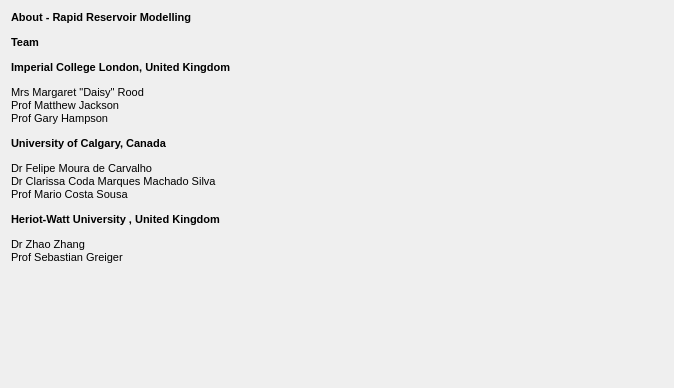
First picture: the form in src/Apps/Controller/About/AboutWidget.ui, repository jdms/rrm, before the edit.
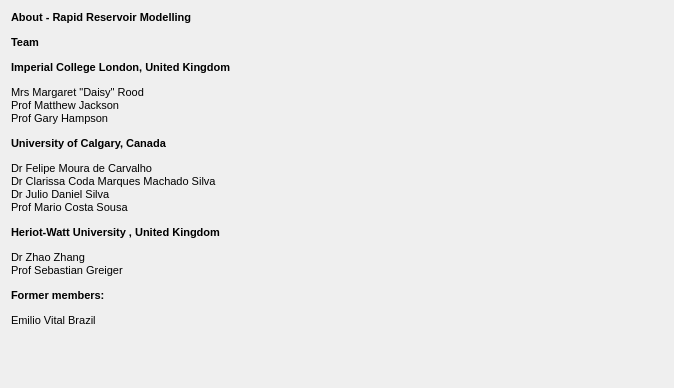
Second picture: the form after the edit. Icons and pictures are not drawn.

The edit to the form file:
```diff
--- a/src/Apps/Controller/About/AboutWidget.ui
+++ b/src/Apps/Controller/About/AboutWidget.ui
@@ -34,16 +34,17 @@
         <string>&lt;!DOCTYPE HTML PUBLIC &quot;-//W3C//DTD HTML 4.0//EN&quot; &quot;http://www.w3.org/TR/REC-html40/strict.dtd&quot;&gt;
 &lt;html&gt;&lt;head&gt;&lt;meta name=&quot;qrichtext&quot; content=&quot;1&quot; /&gt;&lt;style type=&quot;text/css&quot;&gt;
 p, li { white-space: pre-wrap; }
-&lt;/style&gt;&lt;/head&gt;&lt;body style=&quot; font-family:'MS Shell Dlg 2'; font-size:8pt; font-weight:400; font-style:normal;&quot;&gt;
-&lt;p style=&quot; margin-top:12px; margin-bottom:12px; margin-left:0px; margin-right:0px; -qt-block-indent:0; text-indent:0px;&quot;&gt;&lt;span style=&quot; font-weight:600;&quot;&gt;About - Rapid Reservoir Modelling&lt;/span&gt;&lt;/p&gt;
-&lt;p style=&quot; margin-top:12px; margin-bottom:12px; margin-left:0px; margin-right:0px; -qt-block-indent:0; text-indent:0px;&quot;&gt;&lt;span style=&quot; font-weight:600;&quot;&gt;Team&lt;/span&gt;&lt;/p&gt;
-&lt;p style=&quot; margin-top:12px; margin-bottom:12px; margin-left:0px; margin-right:0px; -qt-block-indent:0; text-indent:0px;&quot;&gt;&lt;span style=&quot; font-weight:600;&quot;&gt;Imperial College London, United Kingdom&lt;/span&gt;&lt;/p&gt;
-&lt;p style=&quot; margin-top:12px; margin-bottom:12px; margin-left:0px; margin-right:0px; -qt-block-indent:0; text-indent:0px;&quot;&gt;Mrs Margaret &amp;quot;Daisy&amp;quot; Rood&lt;br&gt;Prof Matthew Jackson&lt;br&gt;Prof Gary Hampson&lt;/p&gt;
-&lt;p style=&quot; margin-top:12px; margin-bottom:12px; margin-left:0px; margin-right:0px; -qt-block-indent:0; text-indent:0px;&quot;&gt;&lt;span style=&quot; font-weight:600;&quot;&gt;University of Calgary, Canada&lt;/span&gt;&lt;/p&gt;
-&lt;p style=&quot; margin-top:12px; margin-bottom:12px; margin-left:0px; margin-right:0px; -qt-block-indent:0; text-indent:0px;&quot;&gt;Dr Felipe Moura de Carvalho&lt;br&gt;Dr Clarissa Coda Marques Machado Silva&lt;br&gt;Prof Mario Costa Sousa&lt;/p&gt;
-&lt;p style=&quot; margin-top:12px; margin-bottom:12px; margin-left:0px; margin-right:0px; -qt-block-indent:0; text-indent:0px;&quot;&gt;&lt;span style=&quot; font-weight:600;&quot;&gt;Heriot-Watt University , United Kingdom&lt;/span&gt;&lt;/p&gt;
-&lt;p style=&quot; margin-top:12px; margin-bottom:12px; margin-left:0px; margin-right:0px; -qt-block-indent:0; text-indent:0px;&quot;&gt;Dr Zhao Zhang&lt;br&gt;Prof Sebastian Greiger&lt;/p&gt;
-&lt;/body&gt;&lt;/html&gt;</string>
+&lt;/style&gt;&lt;/head&gt;&lt;body style=&quot; font-family:'Sans Serif'; font-size:9pt; font-weight:400; font-style:normal;&quot;&gt;
+&lt;p style=&quot; margin-top:12px; margin-bottom:12px; margin-left:0px; margin-right:0px; -qt-block-indent:0; text-indent:0px;&quot;&gt;&lt;span style=&quot; font-family:'MS Shell Dlg 2'; font-size:8pt; font-weight:600;&quot;&gt;About - Rapid Reservoir Modelling&lt;/span&gt;&lt;/p&gt;
+&lt;p style=&quot; margin-top:12px; margin-bottom:12px; margin-left:0px; margin-right:0px; -qt-block-indent:0; text-indent:0px;&quot;&gt;&lt;span style=&quot; font-family:'MS Shell Dlg 2'; font-size:8pt; font-weight:600;&quot;&gt;Team&lt;/span&gt;&lt;/p&gt;
+&lt;p style=&quot; margin-top:12px; margin-bottom:12px; margin-left:0px; margin-right:0px; -qt-block-indent:0; text-indent:0px;&quot;&gt;&lt;span style=&quot; font-family:'MS Shell Dlg 2'; font-size:8pt; font-weight:600;&quot;&gt;Imperial College London, United Kingdom&lt;/span&gt;&lt;/p&gt;
+&lt;p style=&quot; margin-top:12px; margin-bottom:12px; margin-left:0px; margin-right:0px; -qt-block-indent:0; text-indent:0px;&quot;&gt;&lt;span style=&quot; font-family:'MS Shell Dlg 2'; font-size:8pt;&quot;&gt;Mrs Margaret &amp;quot;Daisy&amp;quot; Rood&lt;br /&gt;Prof Matthew Jackson&lt;br /&gt;Prof Gary Hampson&lt;/span&gt;&lt;/p&gt;
+&lt;p style=&quot; margin-top:12px; margin-bottom:12px; margin-left:0px; margin-right:0px; -qt-block-indent:0; text-indent:0px;&quot;&gt;&lt;span style=&quot; font-family:'MS Shell Dlg 2'; font-size:8pt; font-weight:600;&quot;&gt;University of Calgary, Canada&lt;/span&gt;&lt;/p&gt;
+&lt;p style=&quot; margin-top:12px; margin-bottom:12px; margin-left:0px; margin-right:0px; -qt-block-indent:0; text-indent:0px;&quot;&gt;&lt;span style=&quot; font-family:'MS Shell Dlg 2'; font-size:8pt;&quot;&gt;Dr Felipe Moura de Carvalho&lt;br /&gt;Dr Clarissa Coda Marques Machado Silva&lt;br /&gt;Dr Julio Daniel Silva&lt;br /&gt;Prof Mario Costa Sousa&lt;/span&gt;&lt;/p&gt;
+&lt;p style=&quot; margin-top:12px; margin-bottom:12px; margin-left:0px; margin-right:0px; -qt-block-indent:0; text-indent:0px;&quot;&gt;&lt;span style=&quot; font-family:'MS Shell Dlg 2'; font-size:8pt; font-weight:600;&quot;&gt;Heriot-Watt University , United Kingdom&lt;/span&gt;&lt;/p&gt;
+&lt;p style=&quot; margin-top:12px; margin-bottom:12px; margin-left:0px; margin-right:0px; -qt-block-indent:0; text-indent:0px;&quot;&gt;&lt;span style=&quot; font-family:'MS Shell Dlg 2'; font-size:8pt;&quot;&gt;Dr Zhao Zhang&lt;br /&gt;Prof Sebastian Greiger&lt;/span&gt;&lt;/p&gt;
+&lt;p style=&quot; margin-top:12px; margin-bottom:12px; margin-left:0px; margin-right:0px; -qt-block-indent:0; text-indent:0px;&quot;&gt;&lt;span style=&quot; font-family:'MS Shell Dlg 2'; font-size:8pt; font-weight:600;&quot;&gt;Former members:&lt;/span&gt;&lt;/p&gt;
+&lt;p style=&quot; margin-top:12px; margin-bottom:12px; margin-left:0px; margin-right:0px; -qt-block-indent:0; text-indent:0px;&quot;&gt;&lt;span style=&quot; font-family:'MS Shell Dlg 2'; font-size:8pt;&quot;&gt;Emilio Vital Brazil&lt;/span&gt;&lt;/p&gt;&lt;/body&gt;&lt;/html&gt;</string>
        </property>
       </widget>
      </item>
```
